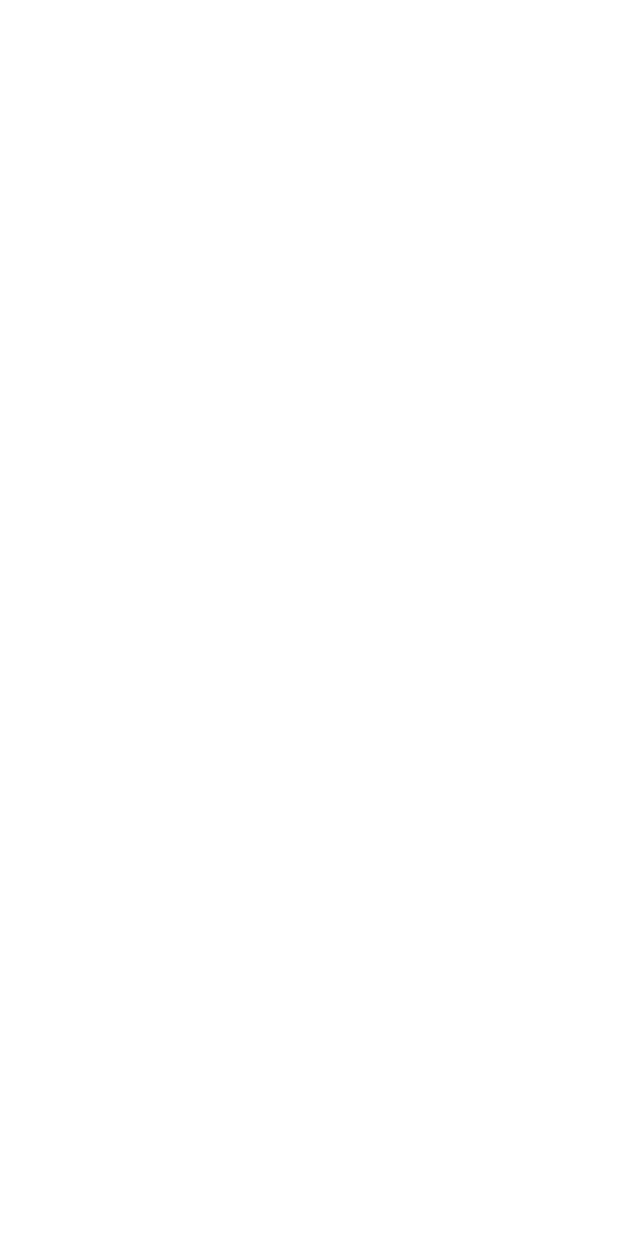
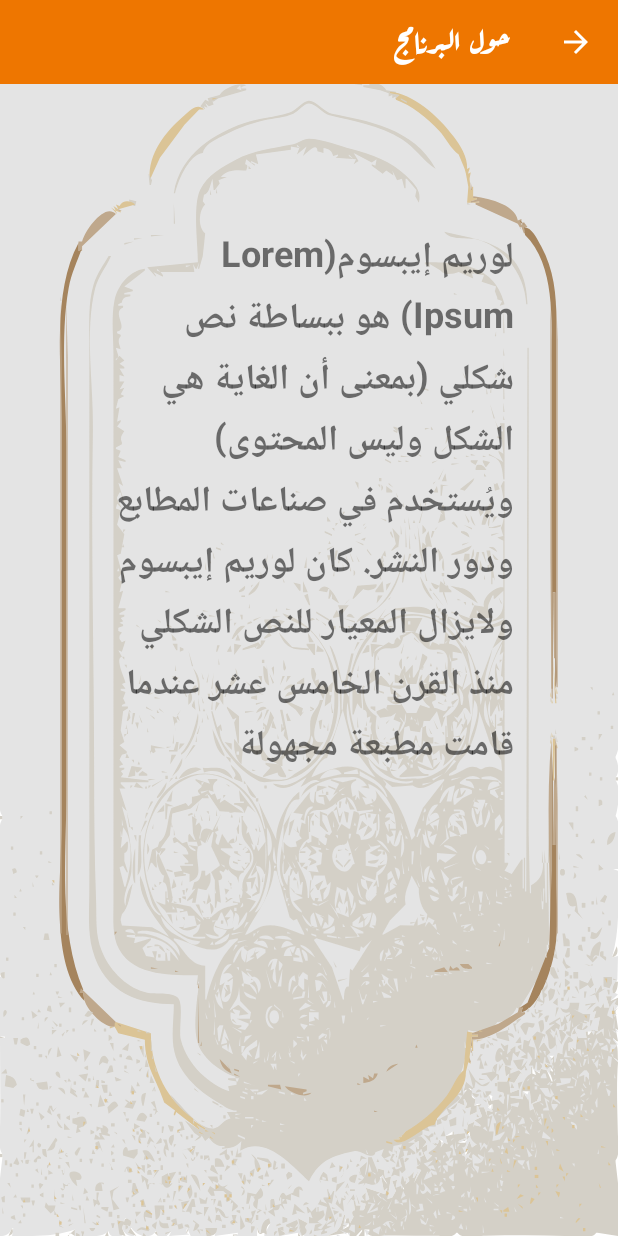
Before and after one commit to TarekMohame-d/Muslim_Pro, an Android app: the About screen opened directly, with no data from a screen before it, on a phone screen of 412 x 824 dp. Before the commit the screen is empty. Run offline under Robolectric (Android 15) with nearby library versions, the phone set to English and light mode, and no system bars.

Commit message:
change tool bar title font

```diff
--- a/app/src/main/java/com/example/muslimpro/About.java
+++ b/app/src/main/java/com/example/muslimpro/About.java
@@ -1,8 +1,11 @@
 package com.example.muslimpro;
 
 import androidx.appcompat.app.AppCompatActivity;
+import androidx.appcompat.widget.Toolbar;
 
 import android.os.Bundle;
+import android.view.View;
+import android.widget.TextView;
 
 public class About extends AppCompatActivity {
 
@@ -10,5 +13,17 @@ public class About extends AppCompatActivity {
     protected void onCreate(Bundle savedInstanceState) {
         super.onCreate(savedInstanceState);
         setContentView(R.layout.activity_about);
+        Toolbar toolbar = (Toolbar) findViewById(R.id.toolbar);
+        TextView title = (TextView) findViewById(R.id.custom_title);
+        title.setText("حول البرنامج");
+        setTitle("");
+        setSupportActionBar(toolbar);
+        toolbar.setNavigationIcon(R.drawable.arrow_back_icon);
+        toolbar.setNavigationOnClickListener(new View.OnClickListener() {
+            @Override
+            public void onClick(View view) {
+                onBackPressed();
+            }
+        });
     }
 }
--- a/app/src/main/java/com/example/muslimpro/MainActivity.java
+++ b/app/src/main/java/com/example/muslimpro/MainActivity.java
@@ -5,9 +5,11 @@ import androidx.appcompat.app.AppCompatActivity;
 import androidx.appcompat.widget.Toolbar;
 
 import android.content.Intent;
+import android.graphics.Typeface;
 import android.os.Bundle;
 import android.view.Menu;
 import android.view.MenuItem;
+import android.widget.TextView;
 
 
 // Home Screen
@@ -17,14 +19,16 @@ public class MainActivity extends AppCompatActivity {
         super.onCreate(savedInstanceState);
         setContentView(R.layout.activity_main);
         Toolbar toolbar = (Toolbar) findViewById(R.id.toolbar);
-        toolbar.setTitle("القائمة الرئيسية");
+        TextView title = (TextView)findViewById(R.id.custom_title);
+        title.setText("القائمة الرئيسية");
+        setTitle("");
         toolbar.setLogo(R.drawable.home_icon);
         setSupportActionBar(toolbar);
     }
 
     @Override
     public boolean onCreateOptionsMenu(Menu menu) {
-        getMenuInflater().inflate(R.menu.my_menu,menu);
+        getMenuInflater().inflate(R.menu.my_menu, menu);
         return true;
     }
 
--- a/app/src/main/res/layout/activity_about.xml
+++ b/app/src/main/res/layout/activity_about.xml
@@ -1,9 +1,31 @@
 <?xml version="1.0" encoding="utf-8"?>
 <androidx.constraintlayout.widget.ConstraintLayout xmlns:android="http://schemas.android.com/apk/res/android"
     xmlns:app="http://schemas.android.com/apk/res-auto"
-    xmlns:tools="http://schemas.android.com/tools"
     android:layout_width="match_parent"
     android:layout_height="match_parent"
-    tools:context=".About">
+    android:orientation="vertical"
+    android:background="@drawable/about_background"
+    >
+
+    <include
+        android:id="@+id/include"
+        layout="@layout/toolbar_layout"
+        android:layout_width="match_parent"
+        android:layout_height="wrap_content" />
+
+    <TextView
+        android:id="@+id/textView"
+        android:layout_width="273dp"
+        android:layout_height="419dp"
+        android:layout_marginTop="96dp"
+        android:text="@string/about_content"
+        android:textAlignment="viewStart"
+        android:textSize="24sp"
+        android:textStyle="bold"
+        app:layout_constraintBottom_toBottomOf="parent"
+        app:layout_constraintEnd_toEndOf="parent"
+        app:layout_constraintStart_toStartOf="parent"
+        app:layout_constraintTop_toBottomOf="@+id/include"
+        app:layout_constraintVertical_bias="0.0" />
 
 </androidx.constraintlayout.widget.ConstraintLayout>
--- a/app/src/main/res/layout/activity_splash_screen.xml
+++ b/app/src/main/res/layout/activity_splash_screen.xml
@@ -1,6 +1,5 @@
 <?xml version="1.0" encoding="utf-8"?>
 <androidx.constraintlayout.widget.ConstraintLayout xmlns:android="http://schemas.android.com/apk/res/android"
-    xmlns:app="http://schemas.android.com/apk/res-auto"
     xmlns:tools="http://schemas.android.com/tools"
     android:layout_width="match_parent"
     android:layout_height="match_parent"
--- a/app/src/main/res/layout/toolbar_layout.xml
+++ b/app/src/main/res/layout/toolbar_layout.xml
@@ -13,5 +13,18 @@
         app:titleTextColor="@color/white"
         android:minHeight="?attr/actionBarSize"
         android:theme="?attr/actionBarTheme"
-        android:elevation="40dp"/>
+        android:elevation="40dp"
+        >
+        <TextView
+            android:id="@+id/custom_title"
+            android:layout_width="wrap_content"
+            android:layout_height="wrap_content"
+            android:text="Change me"
+            android:fontFamily="@font/alfont_com_arefruqaa_regular"
+            android:textColor="#FFFFFF"
+            android:textSize="20sp"
+            android:textStyle="bold" />
+
+    </androidx.appcompat.widget.Toolbar>
+
 </LinearLayout>
```
